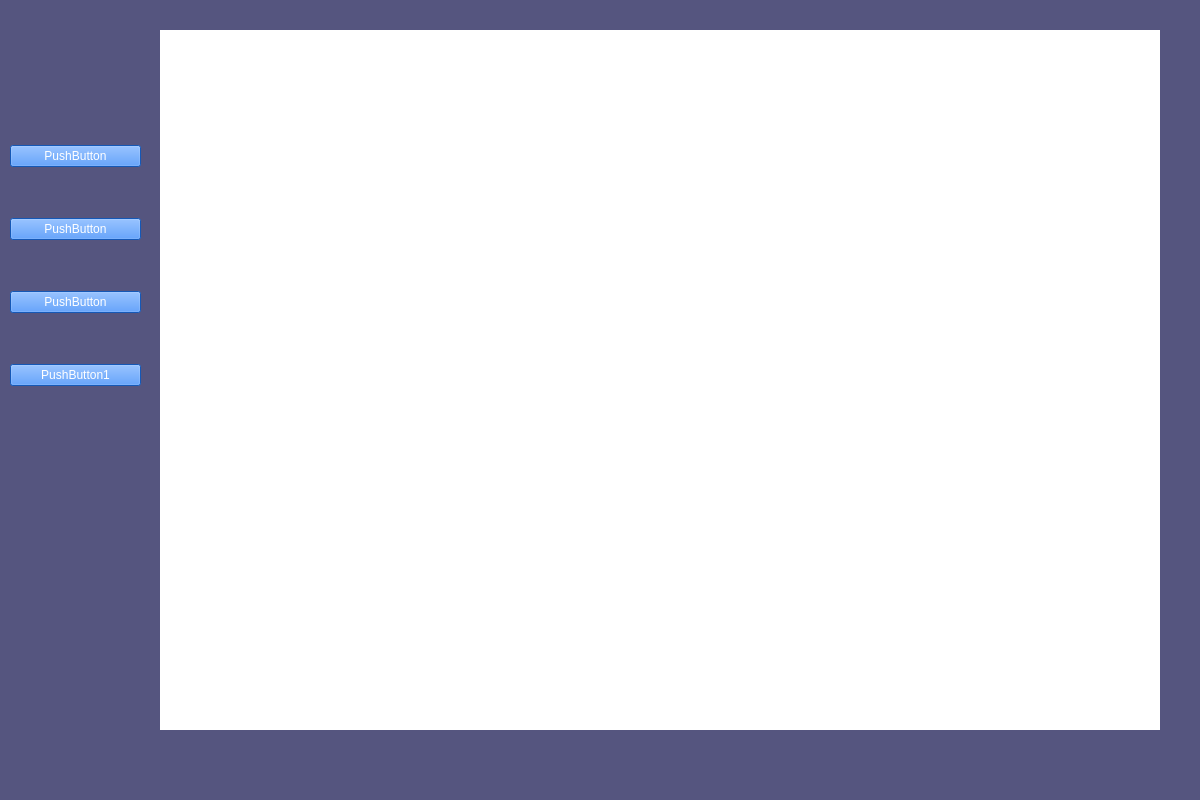
Above: LibraryManager/managermainwindow.ui from Guodanding/713topteam_LibraryManagerSystem before the change. Below: the same form after it.
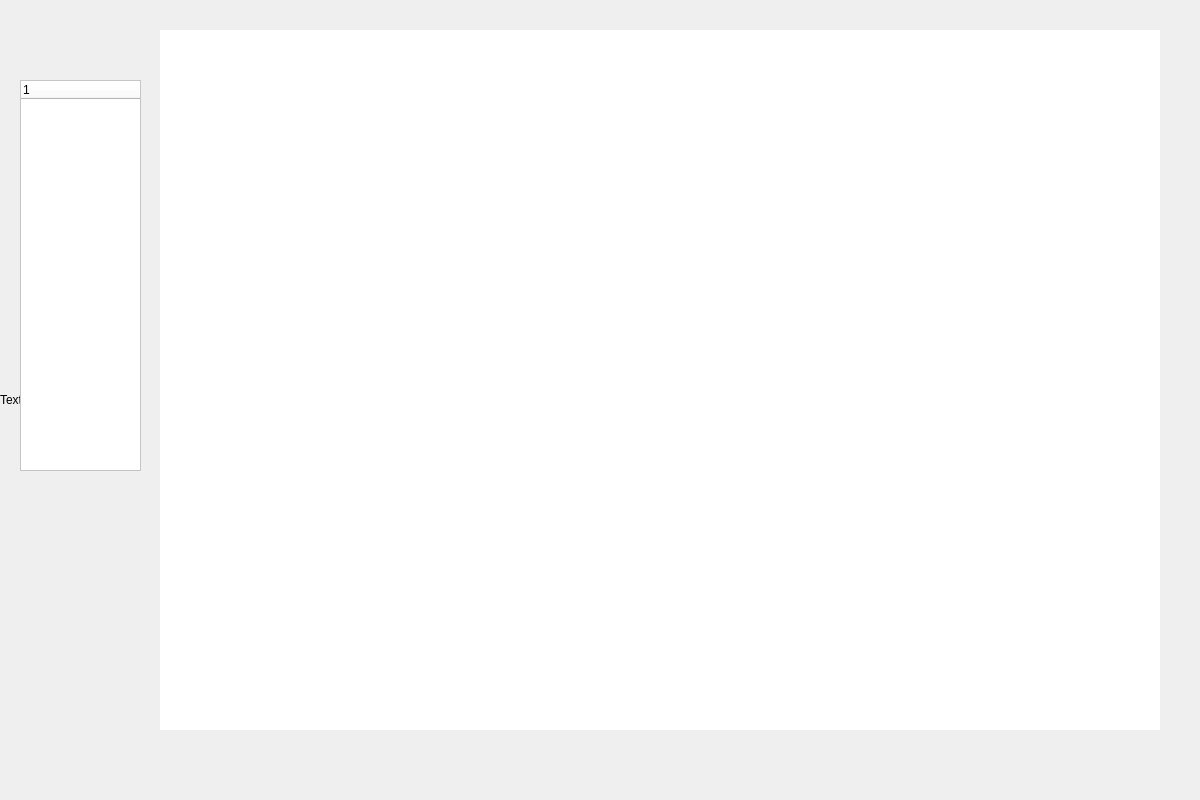
That is the form after the change.

The edit to the form file:
```diff
--- a/LibraryManager/managermainwindow.ui
+++ b/LibraryManager/managermainwindow.ui
@@ -14,7 +14,7 @@
    <string>MainWindow</string>
   </property>
   <property name="styleSheet">
-   <string notr="true">background-color: rgb(85, 85, 127);</string>
+   <string notr="true"/>
   </property>
   <widget class="QWidget" name="centralwidget">
    <widget class="QStackedWidget" name="stackedWidget">
@@ -35,80 +35,44 @@
     <widget class="QWidget" name="page"/>
     <widget class="QWidget" name="page_2"/>
    </widget>
-   <widget class="QWidget" name="verticalLayoutWidget">
+   <widget class="QTreeWidget" name="treeWidget">
     <property name="geometry">
      <rect>
-      <x>10</x>
-      <y>100</y>
-      <width>131</width>
-      <height>331</height>
+      <x>20</x>
+      <y>80</y>
+      <width>121</width>
+      <height>391</height>
      </rect>
     </property>
-    <layout class="QVBoxLayout" name="verticalLayout">
-     <item>
-      <widget class="QPushButton" name="pushButton_3">
-       <property name="styleSheet">
-        <string notr="true">background-color: rgb(29, 123, 255);
-color: rgb(255, 255, 255);
-font: 25 9pt &quot;Bahnschrift Light&quot;;</string>
-       </property>
-       <property name="text">
-        <string>PushButton</string>
-       </property>
-      </widget>
-     </item>
-     <item>
-      <widget class="QPushButton" name="pushButton">
-       <property name="styleSheet">
-        <string notr="true">background-color: rgb(29, 123, 255);
-color: rgb(255, 255, 255);
-font: 25 9pt &quot;Bahnschrift Light&quot;;</string>
-       </property>
-       <property name="text">
-        <string>PushButton</string>
-       </property>
-      </widget>
-     </item>
-     <item>
-      <widget class="QPushButton" name="pushButton_2">
-       <property name="styleSheet">
-        <string notr="true">background-color: rgb(29, 123, 255);
-color: rgb(255, 255, 255);
-font: 25 9pt &quot;Bahnschrift Light&quot;;</string>
-       </property>
-       <property name="text">
-        <string>PushButton</string>
-       </property>
-      </widget>
-     </item>
-     <item>
-      <widget class="QPushButton" name="pushButton_1">
-       <property name="styleSheet">
-        <string notr="true">background-color: rgb(29, 123, 255);
-color: rgb(255, 255, 255);
-font: 25 9pt &quot;Bahnschrift Light&quot;;</string>
-       </property>
-       <property name="text">
-        <string>PushButton1</string>
-       </property>
-      </widget>
-     </item>
-    </layout>
+    <property name="styleSheet">
+     <string notr="true">background-color: rgb(255, 255, 255);</string>
+    </property>
+    <column>
+     <property name="text">
+      <string notr="true">1</string>
+     </property>
+    </column>
    </widget>
-   <zorder>verticalLayoutWidget</zorder>
+   <widget class="QLabel" name="label_bacgroud">
+    <property name="geometry">
+     <rect>
+      <x>0</x>
+      <y>0</y>
+      <width>1200</width>
+      <height>800</height>
+     </rect>
+    </property>
+    <property name="styleSheet">
+     <string notr="true"/>
+    </property>
+    <property name="text">
+     <string>TextLabel</string>
+    </property>
+   </widget>
+   <zorder>label_bacgroud</zorder>
    <zorder>stackedWidget</zorder>
+   <zorder>treeWidget</zorder>
   </widget>
-  <widget class="QMenuBar" name="menubar">
-   <property name="geometry">
-    <rect>
-     <x>0</x>
-     <y>0</y>
-     <width>1200</width>
-     <height>26</height>
-    </rect>
-   </property>
-  </widget>
-  <widget class="QStatusBar" name="statusbar"/>
  </widget>
  <resources/>
  <connections/>
```
